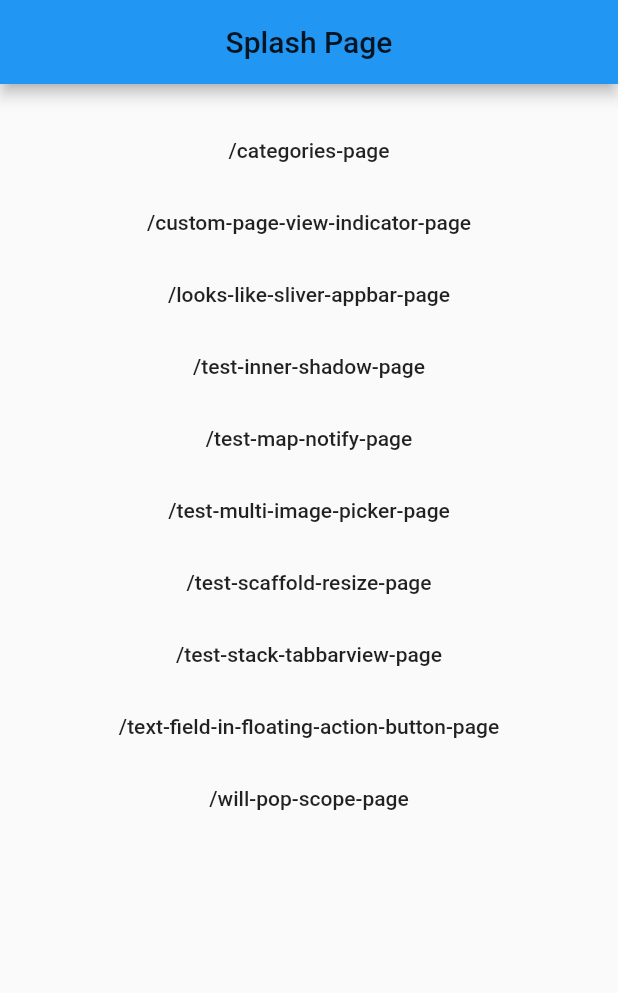
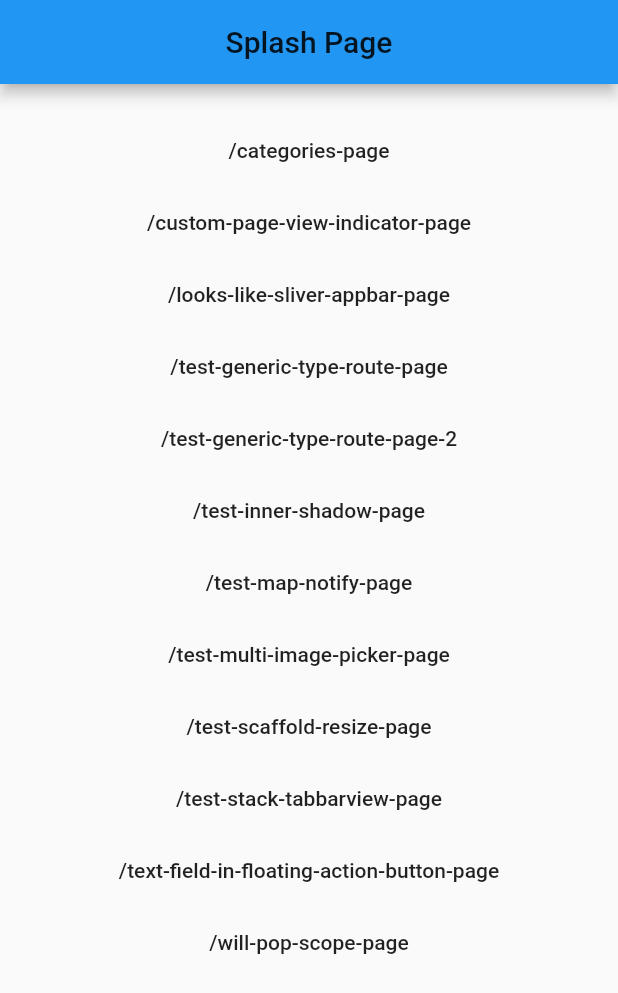
Before and after one commit to AlexV525/flutter_test_app, a Flutter app: the screen it shows after launch, on a phone screen of 412 x 824 dp. Shown: the top 993 px of the screen. Run offline on Flutter 3.47's test engine with Material 2 defaults, Android fonts, the light colour scheme and no system bars; our stand-ins replace oktoast, permission_handler; missing offline and left inert: ff_annotation_route, multi_image_picker; accounts and stored records are empty.

Commit message:
:sparkles: Add test generic type route page.

```diff
--- a/lib/constants/constants.dart
+++ b/lib/constants/constants.dart
@@ -6,3 +6,4 @@ export 'package:ff_annotation_route/ff_annotation_route.dart' show FFRoute, Page
 export 'package:oktoast/oktoast.dart';
 
 export 'package:testapp/providers/providers.dart';
+export 'package:testapp/testapp_route.dart' show Routes;
--- a/lib/testapp_route.dart
+++ b/lib/testapp_route.dart
@@ -5,16 +5,17 @@
 
 import 'package:flutter/widgets.dart';
 
-import 'pages/categories_page.dart';
-import 'pages/custom_page_indicator_page.dart';
-import 'pages/looks_like_sliver_appbar.dart';
 import 'pages/test_map_notify.dart';
 import 'pages/test_multi_image_picker.dart';
+import 'pages/will_pop_scope_page.dart';
+import 'pages/categories_page.dart';
+import 'pages/test_tabbar_view_page.dart';
+import 'pages/looks_like_sliver_appbar.dart';
+import 'pages/test_generic_type_route.dart';
 import 'pages/test_scaffold_resize_page.dart';
 import 'pages/test_inner_shadow_page.dart';
-import 'pages/test_tabbar_view_page.dart';
 import 'pages/textfield_as_fab_page.dart';
-import 'pages/will_pop_scope_page.dart';
+import 'pages/custom_page_indicator_page.dart';
 
 RouteResult getRouteResult({String name, Map<String, dynamic> arguments}) {
   switch (name) {
@@ -32,6 +33,16 @@ RouteResult getRouteResult({String name, Map<String, dynamic> arguments}) {
       return RouteResult(
         widget: LooksLikeSliverAppBarPage(),
         routeName: "SliverAppBar测试页",
+      );
+    case "/test-generic-type-route-page":
+      return RouteResult(
+        widget: TestGenericTypeRoutePage(),
+        routeName: "测试泛型路由页",
+      );
+    case "/test-generic-type-route-page-2":
+      return RouteResult(
+        widget: TestGenericTypeRoutePage2(),
+        routeName: "测试泛型路由页2",
       );
     case "/test-inner-shadow-page":
       return RouteResult(
@@ -104,6 +115,8 @@ List<String> routeNames = [
   "/categories-page",
   "/custom-page-view-indicator-page",
   "/looks-like-sliver-appbar-page",
+  "/test-generic-type-route-page",
+  "/test-generic-type-route-page-2",
   "/test-inner-shadow-page",
   "/test-map-notify-page",
   "/test-multi-image-picker-page",
@@ -126,13 +139,29 @@ class Routes {
   ///
   /// [name] : /custom-page-view-indicator-page
   /// [routeName] : 自定义pageview indicator测试页
-  static const String CUSTOM_PAGE_VIEW_INDICATOR_PAGE = "/custom-page-view-indicator-page";
+  static const String CUSTOM_PAGE_VIEW_INDICATOR_PAGE =
+      "/custom-page-view-indicator-page";
 
   /// SliverAppBar测试页
   ///
   /// [name] : /looks-like-sliver-appbar-page
   /// [routeName] : SliverAppBar测试页
-  static const String LOOKS_LIKE_SLIVER_APPBAR_PAGE = "/looks-like-sliver-appbar-page";
+  static const String LOOKS_LIKE_SLIVER_APPBAR_PAGE =
+      "/looks-like-sliver-appbar-page";
+
+  /// 测试泛型路由页
+  ///
+  /// [name] : /test-generic-type-route-page
+  /// [routeName] : 测试泛型路由页
+  static const String TEST_GENERIC_TYPE_ROUTE_PAGE =
+      "/test-generic-type-route-page";
+
+  /// 测试泛型路由页2
+  ///
+  /// [name] : /test-generic-type-route-page-2
+  /// [routeName] : 测试泛型路由页2
+  static const String TEST_GENERIC_TYPE_ROUTE_PAGE_2 =
+      "/test-generic-type-route-page-2";
 
   /// 内部阴影测试页
   ///
@@ -150,7 +179,8 @@ class Routes {
   ///
   /// [name] : /test-multi-image-picker-page
   /// [routeName] : 测试多选图片页
-  static const String TEST_MULTI_IMAGE_PICKER_PAGE = "/test-multi-image-picker-page";
+  static const String TEST_MULTI_IMAGE_PICKER_PAGE =
+      "/test-multi-image-picker-page";
 
   /// Scaffold大小变化测试页
   ///
@@ -162,7 +192,8 @@ class Routes {
   ///
   /// [name] : /test-stack-tabbarview-page
   /// [routeName] : 测试TabBarView
-  static const String TEST_STACK_TABBARVIEW_PAGE = "/test-stack-tabbarview-page";
+  static const String TEST_STACK_TABBARVIEW_PAGE =
+      "/test-stack-tabbarview-page";
 
   /// TextField与FAB测试页
   ///
```
Also changed, not shown: lib/pages/test_generic_type_route.dart (added, +51 -0 lines).
